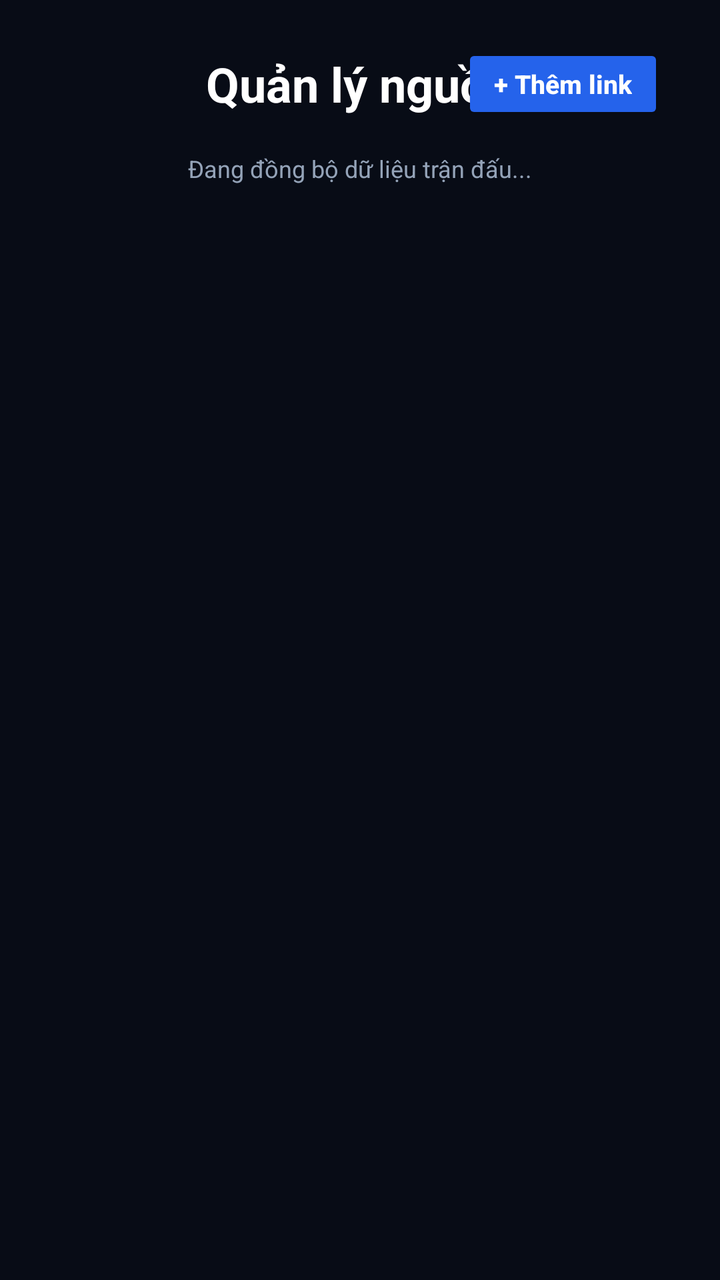
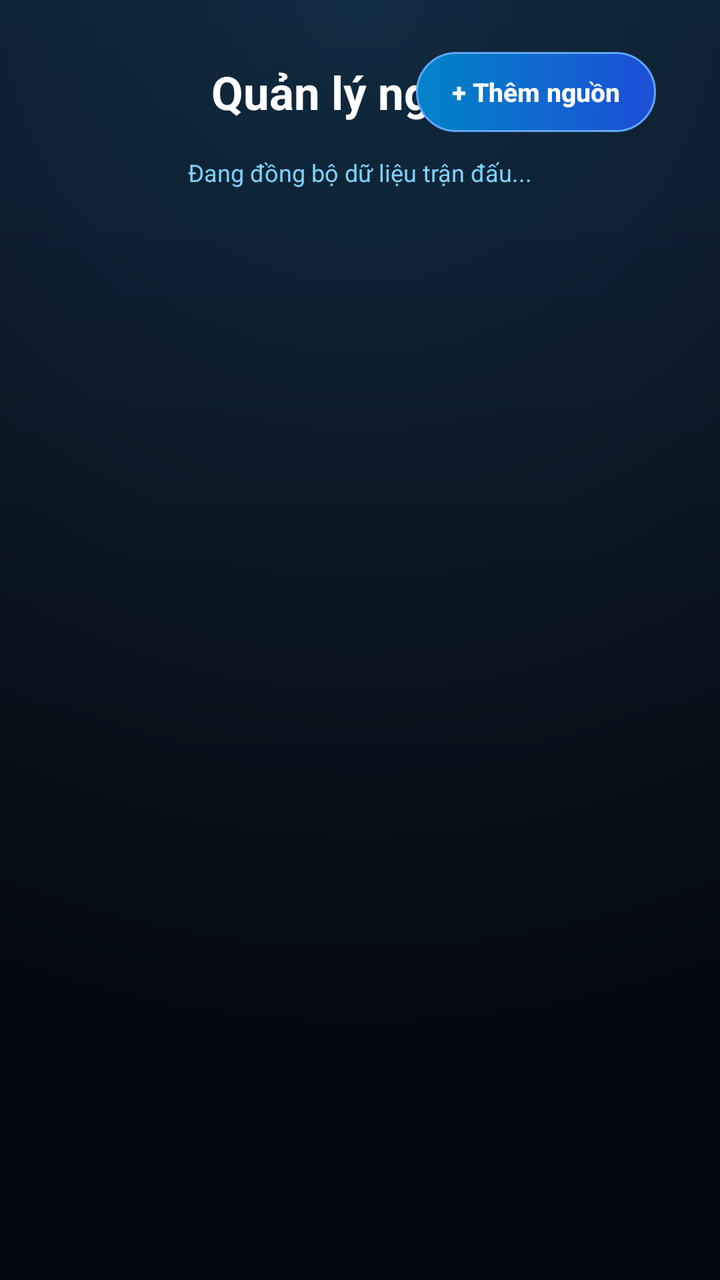

Screens rendered from an Android XML layout before and after an edit, with the pre-edit source and the edit as a unified diff.
<!-- AndroidManifest.xml: application theme Theme.AppCompat.NoActionBar -->
<!-- res/layout/activity_main.xml -->
<?xml version="1.0" encoding="utf-8"?>
<LinearLayout xmlns:android="http://schemas.android.com/apk/res/android"
    android:layout_width="match_parent"
    android:layout_height="match_parent"
    android:background="#080C16"
    android:orientation="vertical"
    android:paddingStart="28dp"
    android:paddingEnd="28dp"
    android:paddingTop="18dp"
    android:paddingBottom="12dp">

    
    <RelativeLayout
        android:layout_width="match_parent"
        android:layout_height="48dp"
        android:layout_marginBottom="10dp">

        <Button
            android:id="@+id/btnBackSources"
            android:layout_width="wrap_content"
            android:layout_height="40dp"
            android:layout_alignParentStart="true"
            android:layout_centerVertical="true"
            android:backgroundTint="#1E293B"
            android:focusable="true"
            android:paddingStart="16dp"
            android:paddingEnd="16dp"
            android:text="← Quản lý nguồn"
            android:textAllCaps="false"
            android:textColor="#FFFFFF"
            android:textSize="13sp"
            android:textStyle="bold"
            android:visibility="gone" />

        <TextView
            android:id="@+id/tvHeaderTitle"
            android:layout_width="wrap_content"
            android:layout_height="wrap_content"
            android:layout_centerInParent="true"
            android:ellipsize="end"
            android:maxWidth="420dp"
            android:singleLine="true"
            android:text="Quản lý nguồn"
            android:textColor="#FFFFFF"
            android:textSize="24sp"
            android:textStyle="bold" />

        <Button
            android:id="@+id/btnAddSource"
            android:layout_width="wrap_content"
            android:layout_height="40dp"
            android:layout_alignParentEnd="true"
            android:layout_centerVertical="true"
            android:backgroundTint="#2563EB"
            android:focusable="true"
            android:paddingStart="16dp"
            android:paddingEnd="16dp"
            android:text="+ Thêm link"
            android:textAllCaps="false"
            android:textColor="#FFFFFF"
            android:textSize="13sp"
            android:textStyle="bold" />

        <Button
            android:id="@+id/btnReloadMatches"
            android:layout_width="wrap_content"
            android:layout_height="40dp"
            android:layout_alignParentEnd="true"
            android:layout_centerVertical="true"
            android:backgroundTint="#0284C7"
            android:focusable="true"
            android:paddingStart="16dp"
            android:paddingEnd="16dp"
            android:text="↻ Làm mới"
            android:textAllCaps="false"
            android:textColor="#FFFFFF"
            android:textSize="13sp"
            android:textStyle="bold"
            android:visibility="gone" />
    </RelativeLayout>

    
    <TextView
        android:id="@+id/tvStatus"
        android:layout_width="match_parent"
        android:layout_height="wrap_content"
        android:layout_marginBottom="12dp"
        android:gravity="center"
        android:singleLine="true"
        android:text="Đang đồng bộ dữ liệu trận đấu..."
        android:textColor="#94A3B8"
        android:textSize="12sp" />

    
    <androidx.recyclerview.widget.RecyclerView
        android:id="@+id/rvMainGrid"
        android:layout_width="match_parent"
        android:layout_height="0dp"
        android:layout_weight="1"
        android:clipToPadding="false"
        android:paddingBottom="12dp" />

</LinearLayout>
<!-- resources referenced by this layout -->
<resources>

</resources>

<!-- the commit's change to res/layout/activity_main.xml (unified diff, before → after) -->
@@ -2,18 +2,18 @@
 <LinearLayout xmlns:android="http://schemas.android.com/apk/res/android"
     android:layout_width="match_parent"
     android:layout_height="match_parent"
-    android:background="#080C16"
+    android:background="@drawable/bg_main_stadium"
     android:orientation="vertical"
-    android:paddingStart="28dp"
-    android:paddingEnd="28dp"
-    android:paddingTop="18dp"
-    android:paddingBottom="12dp">
+    android:paddingStart="32dp"
+    android:paddingEnd="32dp"
+    android:paddingTop="20dp"
+    android:paddingBottom="14dp">
 
     
     <RelativeLayout
         android:layout_width="match_parent"
-        android:layout_height="48dp"
-        android:layout_marginBottom="10dp">
+        android:layout_height="52dp"
+        android:layout_marginBottom="6dp">
 
         <Button
             android:id="@+id/btnBackSources"
@@ -21,29 +21,37 @@
             android:layout_height="40dp"
             android:layout_alignParentStart="true"
             android:layout_centerVertical="true"
-            android:backgroundTint="#1E293B"
+            android:background="@drawable/bg_pill_action"
             android:focusable="true"
-            android:paddingStart="16dp"
-            android:paddingEnd="16dp"
-            android:text="← Quản lý nguồn"
+            android:paddingStart="18dp"
+            android:paddingEnd="18dp"
+            android:stateListAnimator="@null"
+            android:text="← Nguồn phát"
             android:textAllCaps="false"
-            android:textColor="#FFFFFF"
+            android:textColor="#F8FAFC"
             android:textSize="13sp"
             android:textStyle="bold"
             android:visibility="gone" />
 
-        <TextView
-            android:id="@+id/tvHeaderTitle"
+        <LinearLayout
             android:layout_width="wrap_content"
             android:layout_height="wrap_content"
             android:layout_centerInParent="true"
-            android:ellipsize="end"
-            android:maxWidth="420dp"
-            android:singleLine="true"
-            android:text="Quản lý nguồn"
-            android:textColor="#FFFFFF"
-            android:textSize="24sp"
-            android:textStyle="bold" />
+            android:gravity="center"
+            android:orientation="vertical">
+
+            <TextView
+                android:id="@+id/tvHeaderTitle"
+                android:layout_width="wrap_content"
+                android:layout_height="wrap_content"
+                android:ellipsize="end"
+                android:maxWidth="460dp"
+                android:singleLine="true"
+                android:text="Quản lý nguồn"
+                android:textColor="#FFFFFF"
+                android:textSize="23sp"
+                android:textStyle="bold" />
+        </LinearLayout>
 
         <Button
             android:id="@+id/btnAddSource"
@@ -51,11 +59,12 @@
             android:layout_height="40dp"
             android:layout_alignParentEnd="true"
             android:layout_centerVertical="true"
-            android:backgroundTint="#2563EB"
+            android:background="@drawable/bg_pill_primary"
             android:focusable="true"
-            android:paddingStart="16dp"
-            android:paddingEnd="16dp"
-            android:text="+ Thêm link"
+            android:paddingStart="18dp"
+            android:paddingEnd="18dp"
+            android:stateListAnimator="@null"
+            android:text="+ Thêm nguồn"
             android:textAllCaps="false"
             android:textColor="#FFFFFF"
             android:textSize="13sp"
@@ -67,10 +76,11 @@
             android:layout_height="40dp"
             android:layout_alignParentEnd="true"
             android:layout_centerVertical="true"
-            android:backgroundTint="#0284C7"
+            android:background="@drawable/bg_pill_primary"
             android:focusable="true"
-            android:paddingStart="16dp"
-            android:paddingEnd="16dp"
+            android:paddingStart="18dp"
+            android:paddingEnd="18dp"
+            android:stateListAnimator="@null"
             android:text="↻ Làm mới"
             android:textAllCaps="false"
             android:textColor="#FFFFFF"
@@ -84,11 +94,11 @@
         android:id="@+id/tvStatus"
         android:layout_width="match_parent"
         android:layout_height="wrap_content"
-        android:layout_marginBottom="12dp"
+        android:layout_marginBottom="14dp"
         android:gravity="center"
         android:singleLine="true"
         android:text="Đang đồng bộ dữ liệu trận đấu..."
-        android:textColor="#94A3B8"
+        android:textColor="#7DD3FC"
         android:textSize="12sp" />
 
     
@@ -98,6 +108,6 @@
         android:layout_height="0dp"
         android:layout_weight="1"
         android:clipToPadding="false"
-        android:paddingBottom="12dp" />
+        android:paddingBottom="14dp" />
 
 </LinearLayout>
<!-- resource entries referenced after the edit -->
@@ -1,5 +1,73 @@
 <!-- resources referenced by this layout -->
 <resources>
-
+  <!-- drawable bg_main_stadium (drawable) -->
+  <?xml version="1.0" encoding="utf-8"?>
+  <layer-list xmlns:android="http://schemas.android.com/apk/res/android">
+      <item>
+          <shape android:shape="rectangle">
+              <gradient
+                  android:angle="270"
+                  android:startColor="#0A1120"
+                  android:centerColor="#060A12"
+                  android:endColor="#04070D" />
+          </shape>
+      </item>
+      <item>
+          <shape android:shape="rectangle">
+              <gradient
+                  android:type="radial"
+                  android:gradientRadius="520dp"
+                  android:centerX="0.5"
+                  android:centerY="0.0"
+                  android:startColor="#2638BDF8"
+                  android:endColor="#00000000" />
+          </shape>
+      </item>
+  </layer-list>
+  <!-- drawable bg_pill_action (drawable) -->
+  <?xml version="1.0" encoding="utf-8"?>
+  <selector xmlns:android="http://schemas.android.com/apk/res/android">
+      <item android:state_focused="true">
+          <shape android:shape="rectangle">
+              <gradient
+                  android:angle="0"
+                  android:startColor="#0EA5E9"
+                  android:endColor="#2563EB" />
+              <corners android:radius="999dp" />
+              <stroke android:width="2.5dp" android:color="#FFFFFF" />
+          </shape>
+      </item>
+      <item>
+          <shape android:shape="rectangle">
+              <solid android:color="#162033" />
+              <corners android:radius="999dp" />
+              <stroke android:width="1dp" android:color="#2C3E5E" />
+          </shape>
+      </item>
+  </selector>
+  <!-- drawable bg_pill_primary (drawable) -->
+  <?xml version="1.0" encoding="utf-8"?>
+  <selector xmlns:android="http://schemas.android.com/apk/res/android">
+      <item android:state_focused="true">
+          <shape android:shape="rectangle">
+              <gradient
+                  android:angle="0"
+                  android:startColor="#38BDF8"
+                  android:endColor="#3B82F6" />
+              <corners android:radius="999dp" />
+              <stroke android:width="2.5dp" android:color="#FFFFFF" />
+          </shape>
+      </item>
+      <item>
+          <shape android:shape="rectangle">
+              <gradient
+                  android:angle="0"
+                  android:startColor="#0284C7"
+                  android:endColor="#1D4ED8" />
+              <corners android:radius="999dp" />
+              <stroke android:width="1dp" android:color="#60A5FA" />
+          </shape>
+      </item>
+  </selector>
 </resources>
 
